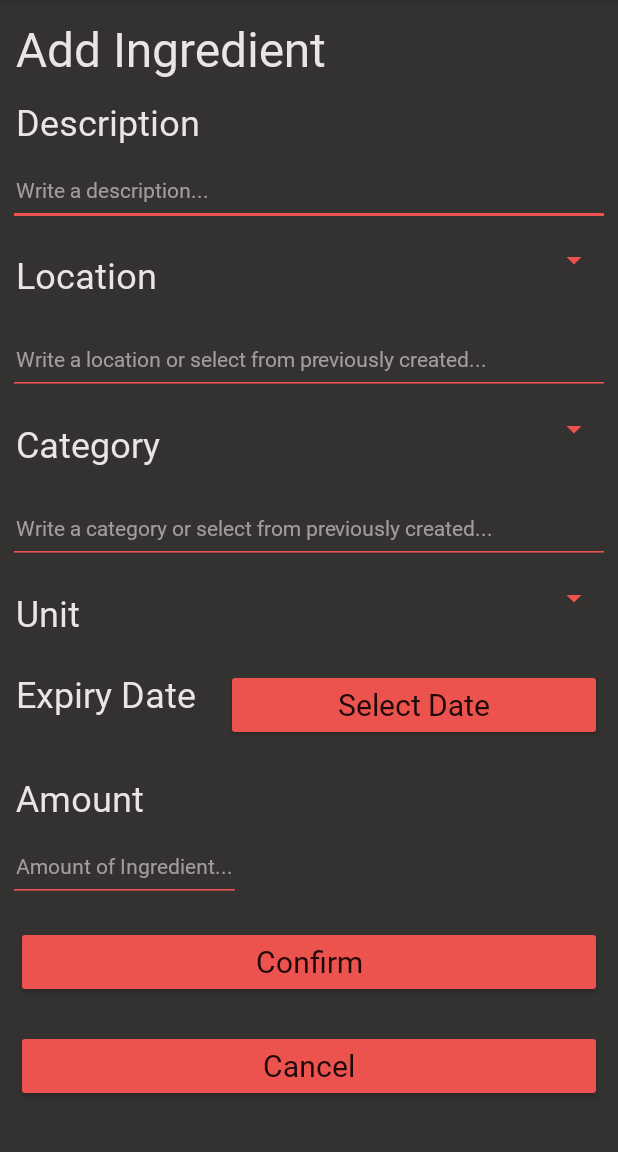
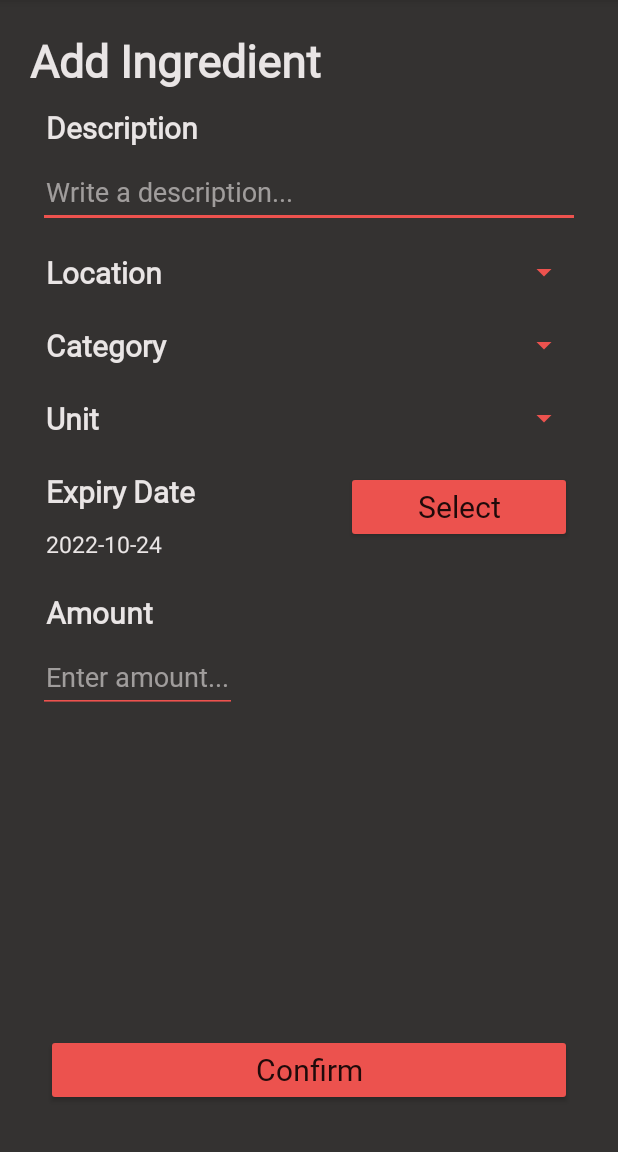
Before and after one commit to CMPUT301F22T24/Team24App, an Android app: the AddIngredientActivity screen opened directly, with no data from a screen before it, on a phone screen of 412 x 824 dp, the part 84-1236 px from its top. Run offline under Robolectric (Android 15) with nearby library versions, the phone set to English and light mode, and no system bars.

Commit message:
added spinners for AddIngredientActivity

```diff
--- a/code/app/build.gradle
+++ b/code/app/build.gradle
@@ -23,8 +23,8 @@ android {
         }
     }
     compileOptions {
-        sourceCompatibility JavaVersion.VERSION_1_8
-        targetCompatibility JavaVersion.VERSION_1_8
+        sourceCompatibility JavaVersion.VERSION_1_9
+        targetCompatibility JavaVersion.VERSION_1_9
     }
 }
 
--- a/code/app/src/main/java/com/example/cookingapp/AddIngredientActivity.java
+++ b/code/app/src/main/java/com/example/cookingapp/AddIngredientActivity.java
@@ -1,51 +1,65 @@
 package com.example.cookingapp;
 
-import androidx.annotation.NonNull;
-import androidx.annotation.Nullable;
 import androidx.appcompat.app.AppCompatActivity;
 
-import android.app.DatePickerDialog;
 import android.content.Intent;
 import android.os.Bundle;
-import android.util.Log;
 import android.view.View;
-import android.view.ViewGroup;
 import android.widget.ArrayAdapter;
 import android.widget.Button;
-import android.widget.DatePicker;
 import android.widget.EditText;
 import android.widget.Spinner;
 import android.widget.TextView;
 import android.widget.Toast;
 
 import java.time.LocalDate;
-import java.util.Date;
+import java.util.ArrayList;
 
 public class AddIngredientActivity extends AppCompatActivity {
     LocalDate currentDate;
+
+    // description
+    EditText descriptionEditText;
+    // location
+    Spinner locationSpinner;
+    ArrayAdapter locationSpinnerAdapter;
+    // category
+    Spinner categorySpinner;
+    ArrayAdapter categorySpinnerAdapter;
+    // unit
+    Spinner unitSpinner;
+    ArrayAdapter unitSpinnerAdapter;
+    // expiry date
+    TextView expiryDateTextView;
+    Button selectExpiryDateButton;
+    // amount
+    EditText amountEditText;
 
     @Override
     protected void onCreate(Bundle savedInstanceState) {
         super.onCreate(savedInstanceState);
         setContentView(R.layout.activity_add_ingredient);
 
+        descriptionEditText = findViewById(R.id.add_ingredient_description_editText);
+        locationSpinner = findViewById(R.id.add_ingredient_location_spinner);
+        categorySpinner = findViewById(R.id.add_ingredient_category_spinner);
+        unitSpinner = findViewById(R.id.add_ingredient_unit_spinner);
+        expiryDateTextView = findViewById(R.id.add_ingredient_expiryDate_textView);
+        selectExpiryDateButton = findViewById(R.id.add_ingredient_select_expiryDate_button);
+        amountEditText = findViewById(R.id.add_ingredient_amount_editText);
+
+        initLocationSpinner();
+        initCategorySpinner();
+        initUnitSpinner();
+
     }//onCreate
 
+    public void ConfirmAdd(View view){
 
-    public void ConfirmAdd(View view){
-        EditText textfield = (EditText) findViewById(R.id.Description_EditText);//set editText to the desired textfield
-        String description = textfield.getText().toString();// String = description input
-
-        textfield = (EditText) findViewById(R.id.Location_EditText);
-        String location = textfield.getText().toString();
-
-        textfield = (EditText) findViewById(R.id.Category_EditText);
-        String category = textfield.getText().toString();
-
-
-        textfield = (EditText) findViewById(R.id.Amount_EditText);
-        String amount = textfield.getText().toString();
-
+        String description = descriptionEditText.getText().toString();// String = description input
+        String location = locationSpinner.getSelectedItem().toString();
+        String category = categorySpinner.getSelectedItem().toString();
+        String amount = amountEditText.getText().toString();
 
         if(description.isEmpty() || location.isEmpty() || category.isEmpty()  || amount.isEmpty()) {//if user input is empty..
             Toast.makeText(this, "All fields must be filled", Toast.LENGTH_LONG).show();
@@ -71,13 +85,47 @@ public class AddIngredientActivity extends AppCompatActivity {
         currentDate = LocalDate.now();
 
         Button SelectDateButton;
-        SelectDateButton = findViewById(R.id.Select_date_button);
+        SelectDateButton = findViewById(R.id.add_ingredient_select_expiryDate_button);
         SelectDateButton.setText(currentDate.toString());
 
     }//setDate
 
-    public void CancelAdd(View view){
-        finish();
-    }//CancelAdd
+    private void initLocationSpinner() {
+        // TODO: add ability for user to add locations to list/adapter
+        ArrayList<String> locations = new ArrayList<String>() {{
+            add("Fridge");
+            add("Freezer");
+            add("Pantry");
+            add("");
+        }};
+        locationSpinnerAdapter = new CustomSpinnerAdapter(this, R.layout.spinner_item, locations);
+        locationSpinner.setAdapter(locationSpinnerAdapter);
+        locationSpinner.setSelection(locationSpinnerAdapter.getCount());
+    }
 
+    private void initCategorySpinner() {
+        // TODO: add ability for user to add locations to list/adapter
+        ArrayList<String> categories = new ArrayList<String>() {{
+            add("Vegetable");
+            add("Fruit");
+            add("Pastry");
+            add("");
+        }};
+        categorySpinnerAdapter = new CustomSpinnerAdapter(this, R.layout.spinner_item, categories);
+        categorySpinner.setAdapter(categorySpinnerAdapter);
+        categorySpinner.setSelection(categorySpinnerAdapter.getCount());
+    }
+
+    private void initUnitSpinner() {
+        // TODO: add ability for user to add locations to list/adapter
+        ArrayList<String> units = new ArrayList<String>() {{
+            add("kg");
+            add("lb");
+            add("oz");
+            add("");
+        }};
+        unitSpinnerAdapter = new CustomSpinnerAdapter(this, R.layout.spinner_item, units);
+        unitSpinner.setAdapter(unitSpinnerAdapter);
+        unitSpinner.setSelection(unitSpinnerAdapter.getCount());
+    }
 }
--- /dev/null
+++ b/code/app/src/main/java/com/example/cookingapp/CustomSpinnerAdapter.java
@@ -0,0 +1,42 @@
+package com.example.cookingapp;
+
+import android.content.Context;
+import android.view.View;
+import android.view.ViewGroup;
+import android.widget.ArrayAdapter;
+import android.widget.TextView;
+
+import androidx.annotation.NonNull;
+import androidx.annotation.Nullable;
+
+import java.util.List;
+
+public class CustomSpinnerAdapter extends ArrayAdapter<String> {
+
+    public CustomSpinnerAdapter(@NonNull Context context, int resource, @NonNull List<String> objects) {
+        super(context, resource, objects);
+    }
+
+    @Override
+    public View getDropDownView(int position, @Nullable View convertView, @NonNull ViewGroup parent) {
+        View view = super.getDropDownView(position, convertView, parent);
+        // don't display empty selection (last item)
+        if (position == getCount()) {
+            ((TextView)view.findViewById(android.R.id.text1)).setText("");
+            ((TextView)view.findViewById(android.R.id.text1)).setHint(getItem(getCount()));
+        }
+        return view;
+    }
+
+    @Override
+    public View getView(int position, View convertView, ViewGroup parent) {
+        View view = super.getView(position, convertView, parent);
+        view.setPadding(0, 0, 0, 0);
+        return view;
+    }
+
+    @Override
+    public int getCount() {
+        return super.getCount()-1;
+    }
+}
--- a/code/app/src/main/res/layout/activity_add_ingredient.xml
+++ b/code/app/src/main/res/layout/activity_add_ingredient.xml
@@ -1,25 +1,32 @@
 <?xml version="1.0" encoding="utf-8"?>
-<LinearLayout xmlns:android="http://schemas.android.com/apk/res/android"
-    xmlns:app="http://schemas.android.com/apk/res-auto"
+
+<!-- https://www.youtube.com/watch?v=xZ9vURZ0RHY Link on how to implement scroll view. To scroll down the app-->
+<ScrollView xmlns:android="http://schemas.android.com/apk/res/android"
     xmlns:tools="http://schemas.android.com/tools"
     android:layout_width="match_parent"
     android:layout_height="match_parent"
-    android:orientation="vertical"
+    android:fillViewport="true"
     android:background="#343231"
     tools:context=".AddIngredientActivity">
 
-<!-- https://www.youtube.com/watch?v=xZ9vURZ0RHY Link on how to implement scroll view. To scroll down the app-->
-    <ScrollView
-        android:layout_width="match_parent"
-        android:layout_height="match_parent">
     <LinearLayout
         android:layout_width="match_parent"
         android:layout_height="wrap_content"
-            android:orientation="vertical">
+        android:orientation="vertical"
+        android:padding="20dp">
 
+        <!--Title-->
+        <TextView
+            android:layout_width="match_parent"
+            android:layout_height="wrap_content"
+            android:text="Add Ingredient"
+            android:textColor="#E9E5E5"
+            android:fontFamily="@font/karma_medium"
+            android:textSize="30dp"
+            android:textStyle="bold">
+        </TextView>
 
-
-
+        <!--Ingredient Description-->
         <LinearLayout
             android:layout_width="match_parent"
             android:layout_height="wrap_content"
@@ -27,30 +34,18 @@
             android:padding="5dp">
 
             <TextView
-            android:id="@+id/Add_Ingredient_title"
                 android:layout_width="match_parent"
                 android:layout_height="wrap_content"
+                android:text="Description"
                 android:padding="5dp"
                 android:fontFamily="@font/karma_medium"
-            android:text="Add Ingredient"
+                android:textSize="20dp"
                 android:textColor="#E9E5E5"
-            android:textSize="32sp">
-        </TextView>
-
-
-        <TextView
-            android:id="@+id/Description_title"
-            android:layout_width="match_parent"
-            android:layout_height="wrap_content"
-            android:padding="5dp"
-            android:fontFamily="@font/karma_medium"
-            android:text="Description"
-            android:textColor="#E9E5E5"
-            android:textSize="24sp">
+                android:textStyle="bold">
             </TextView>
 
             <EditText
-            android:id="@+id/Description_EditText"
+                android:id="@+id/add_ingredient_description_editText"
                 android:layout_width="match_parent"
                 android:layout_height="0dp"
                 android:backgroundTint="#ED524E"
@@ -60,14 +55,12 @@
                 android:minHeight="48dp"
                 android:padding="5dp"
                 android:textColor="#E9E5E5"
-            android:textColorHint="#99E9E5E5"
-            android:textSize="14sp">
+                android:textColorHint="#99E9E5E5">
             </EditText>
-
 
         </LinearLayout>
 
-
+        <!--Ingredient Location-->
         <LinearLayout
             android:layout_width="match_parent"
             android:layout_height="wrap_content"
@@ -75,47 +68,28 @@
             android:padding="5dp">
 
             <TextView
-            android:id="@+id/Location_title"
-            android:layout_width="140dp"
+                android:layout_width="0dp"
                 android:layout_height="wrap_content"
+                android:layout_weight="1"
+                android:text="Location"
                 android:padding="5dp"
                 android:fontFamily="@font/karma_medium"
-            android:text="Location"
+                android:textSize="20dp"
                 android:textColor="#E9E5E5"
-            android:textSize="24sp">
-        </TextView>
+                android:textStyle="bold" />
 
             <Spinner
-            android:id="@+id/Location_spinner"
+                android:id="@+id/add_ingredient_location_spinner"
                 android:layout_width="0dp"
-            android:layout_height="wrap_content"
-            android:layout_weight="2"
-            android:backgroundTint="#EC524E" />
+                android:layout_height="match_parent"
+                android:layout_weight="1"
+                android:backgroundTint="#ED524E"
+                android:fontFamily="@font/karma_medium"
+                android:textColor="#E9E5E5"
+                android:popupBackground="#343231"/>
         </LinearLayout>
 
-
-    <LinearLayout
-        android:layout_width="match_parent"
-        android:layout_height="wrap_content"
-        android:orientation="horizontal"
-        android:padding="5dp">
-        <EditText
-            android:id="@+id/Location_EditText"
-            android:layout_width="0dp"
-            android:layout_height="wrap_content"
-            android:backgroundTint="#ED524E"
-            android:fontFamily="@font/karma_medium"
-            android:layout_weight="1"
-            android:hint="Write a location or select from previously created..."
-            android:minHeight="48dp"
-            android:padding="5dp"
-            android:textColor="#E9E5E5"
-            android:textColorHint="#99E9E5E5"
-            android:textSize="14sp">
-        </EditText>
-    </LinearLayout>
-
-
+        <!--Ingredient Category-->
         <LinearLayout
             android:layout_width="match_parent"
             android:layout_height="wrap_content"
@@ -123,44 +97,27 @@
             android:padding="5dp">
             <TextView
                 android:id="@+id/Category_title"
-            android:layout_width="140dp"
+                android:layout_width="0dp"
                 android:layout_height="wrap_content"
+                android:layout_weight="1"
                 android:padding="5dp"
                 android:fontFamily="@font/karma_medium"
                 android:text="Category"
                 android:textColor="#E9E5E5"
-            android:textSize="24sp">
+                android:textSize="20dp"
+                android:textStyle="bold">
             </TextView>
 
             <Spinner
-            android:id="@+id/Category_spinner"
+                android:id="@+id/add_ingredient_category_spinner"
                 android:layout_width="0dp"
-            android:layout_height="wrap_content"
-            android:layout_weight="2"
-            android:backgroundTint="#EC524E" />
+                android:layout_height="match_parent"
+                android:layout_weight="1"
+                android:backgroundTint="#EC524E"
+                android:popupBackground="#343231"/>
         </LinearLayout>
 
-    <LinearLayout
-        android:layout_width="match_parent"
-        android:layout_height="wrap_content"
-        android:orientation="horizontal"
-        android:padding="5dp">
-        <EditText
-            android:id="@+id/Category_EditText"
-            android:layout_width="0dp"
-            android:layout_height="wrap_content"
-            android:backgroundTint="#ED524E"
-            android:fontFamily="@font/karma_medium"
-            android:layout_weight="1"
-            android:hint="Write a category or select from previously created..."
-            android:minHeight="48dp"
-            android:padding="5dp"
-            android:textColor="#E9E5E5"
-            android:textColorHint="#99E9E5E5"
-            android:textSize="14sp">
-        </EditText>
-    </LinearLayout>
-
+        <!--Ingredient Unit-->
         <LinearLayout
             android:layout_width="match_parent"
             android:layout_height="wrap_content"
@@ -168,56 +125,76 @@
             android:padding="5dp">
             <TextView
                 android:id="@+id/Unit_title"
-            android:layout_width="140dp"
+                android:layout_width="0dp"
                 android:layout_height="wrap_content"
+                android:layout_weight="1"
                 android:padding="5dp"
                 android:fontFamily="@font/karma_medium"
                 android:text="Unit"
                 android:textColor="#E9E5E5"
-            android:textSize="24sp">
+                android:textSize="20dp"
+                android:textStyle="bold">
             </TextView>
 
             <Spinner
-            android:id="@+id/Unit_spinner"
+                android:id="@+id/add_ingredient_unit_spinner"
                 android:layout_width="0dp"
-            android:layout_height="wrap_content"
-            android:layout_weight="2"
-            android:backgroundTint="#EC524E" />
+                android:layout_height="match_parent"
+                android:layout_weight="1"
+                android:backgroundTint="#EC524E"
+                android:popupBackground="#343231"/>
         </LinearLayout>
 
-
+        <!--Ingredient Expiry Date-->
         <LinearLayout
             android:layout_width="match_parent"
             android:layout_height="wrap_content"
             android:orientation="horizontal"
             android:padding="5dp">
 
+            <LinearLayout
+                android:layout_width="0dp"
+                android:layout_height="wrap_content"
+                android:orientation="vertical"
+                android:layout_weight="2">
+
                 <TextView
                     android:id="@+id/Expiry_date_title"
-            android:layout_width="140dp"
-            android:layout_height="wrap_content"
+                    android:layout_width="match_parent"
+                    android:layout_height="0dp"
+                    android:layout_weight="1"
                     android:padding="5dp"
                     android:fontFamily="@font/karma_medium"
                     android:text="Expiry Date"
                     android:textColor="#E9E5E5"
-            android:textSize="24sp"/>
+                    android:textSize="20dp"
+                    android:textStyle="bold"/>
+
+                <TextView
+                    android:id="@+id/add_ingredient_expiryDate_textView"
+                    android:layout_width="match_parent"
+                    android:layout_height="0dp"
+                    android:layout_weight="1"
+                    android:padding="5dp"
+                    android:text="2022-10-24"
+                    android:textColor="#E9E5E5"
+                    android:textSize="15dp" />
+            </LinearLayout>
+
 
             <Button
-            android:id="@+id/Select_date_button"
+                android:id="@+id/add_ingredient_select_expiryDate_button"
                 android:layout_width="0dp"
                 android:layout_height="wrap_content"
                 android:layout_margin="5dp"
-            android:layout_weight="1"
+                android:layout_weight="1.5"
                 android:backgroundTint="#EC524E"
                 android:fontFamily="@font/karma_medium"
                 android:onClick="setDate"
-            android:text="Select Date"
+                android:text="Select"
                 android:textAllCaps="false"
                 android:textSize="20sp" />
         </LinearLayout>
-
-
-
 
             <LinearLayout
                 android:layout_width="wrap_content"
@@ -225,8 +202,7 @@
                 android:orientation="horizontal"
                 android:padding="5dp">
 
-
-
+                <!--Ingredient Amount-->
                 <LinearLayout
                     android:layout_width="wrap_content"
                     android:layout_height="wrap_content"
@@ -241,78 +217,49 @@
                         android:fontFamily="@font/karma_medium"
                         android:text="Amount"
                         android:textColor="#E9E5E5"
-                    android:textSize="24sp"/>
+                        android:textSize="20dp"
+                        android:textStyle="bold"/>
                     <EditText
-                    android:id="@+id/Amount_EditText"
+                        android:id="@+id/add_ingredient_amount_editText"
                         android:layout_width="wrap_content"
                         android:layout_height="wrap_content"
                         android:backgroundTint="#ED524E"
                         android:fontFamily="@font/karma_medium"
                         android:layout_weight="1"
-                    android:hint="Amount of Ingredient..."
+                        android:hint="Enter amount..."
                         android:minHeight="48dp"
                         android:padding="5dp"
                         android:textColor="#E9E5E5"
                         android:textColorHint="#99E9E5E5"
-                    android:inputType="number"
-                    android:textSize="14sp"/>
-
-
+                        android:inputType="number" />
                 </LinearLayout>
-
-
-        </LinearLayout>
-
-
-
-
-
-    <LinearLayout
-        android:layout_width="match_parent"
-        android:layout_height="wrap_content"
-        android:orientation="horizontal"
-        android:padding="5dp">
-
-        <Button
-            android:id="@+id/Confirm_button"
-            android:layout_width="0dp"
-            android:layout_height="wrap_content"
-            android:layout_margin="5dp"
-            android:layout_weight="1"
-            android:backgroundTint="#EC524E"
-            android:fontFamily="@font/karma_medium"
-            android:onClick="ConfirmAdd"
-            android:text="Confirm"
-            android:textAllCaps="false"
-            android:textSize="20sp" />
 
             </LinearLayout>
 
         <LinearLayout
             android:layout_width="match_parent"
             android:layout_height="wrap_content"
-        android:orientation="horizontal"
+            android:orientation="vertical"
             android:padding="5dp">
 
+            <View
+                android:layout_width="wrap_content"
+                android:layout_height="0dp"
+                android:layout_weight="1"/>
             <Button
-            android:id="@+id/Cancel_button"
-            android:layout_width="0dp"
+                android:id="@+id/add_ingredient_confirm_button"
+                android:layout_width="match_parent"
                 android:layout_height="wrap_content"
                 android:layout_margin="5dp"
-            android:layout_weight="1"
                 android:backgroundTint="#EC524E"
                 android:fontFamily="@font/karma_medium"
-            android:onClick="CancelAdd"
-            android:text="Cancel"
+                android:onClick="ConfirmAdd"
+                android:text="Confirm"
                 android:textAllCaps="false"
-            android:textSize="20sp" />
+                android:textSize="20dp" />
 
         </LinearLayout>
 
-
     </LinearLayout>
 
-
 </ScrollView>
-
-</LinearLayout>
--- a/code/app/src/main/res/layout/activity_ingredients.xml
+++ b/code/app/src/main/res/layout/activity_ingredients.xml
@@ -70,7 +70,6 @@
         android:layout_height="0dp"
         android:layout_margin="5dp"
         android:padding="5dp"
-
         android:layout_weight="1"
         />
 
--- /dev/null
+++ b/code/app/src/main/res/layout/spinner_item.xml
@@ -0,0 +1,11 @@
+<?xml version="1.0" encoding="utf-8"?>
+
+<TextView xmlns:android="http://schemas.android.com/apk/res/android"
+    android:layout_width="match_parent"
+    android:layout_height="wrap_content"
+    android:textSize="20sp"
+    android:text="spinner item"
+    android:paddingVertical="10dp"
+    android:paddingHorizontal="5dp"
+    android:fontFamily="@font/karma_medium"
+    android:textColor="#E9E5E5" />
```
Lines whose indentation alone changed are shown as unchanged.
